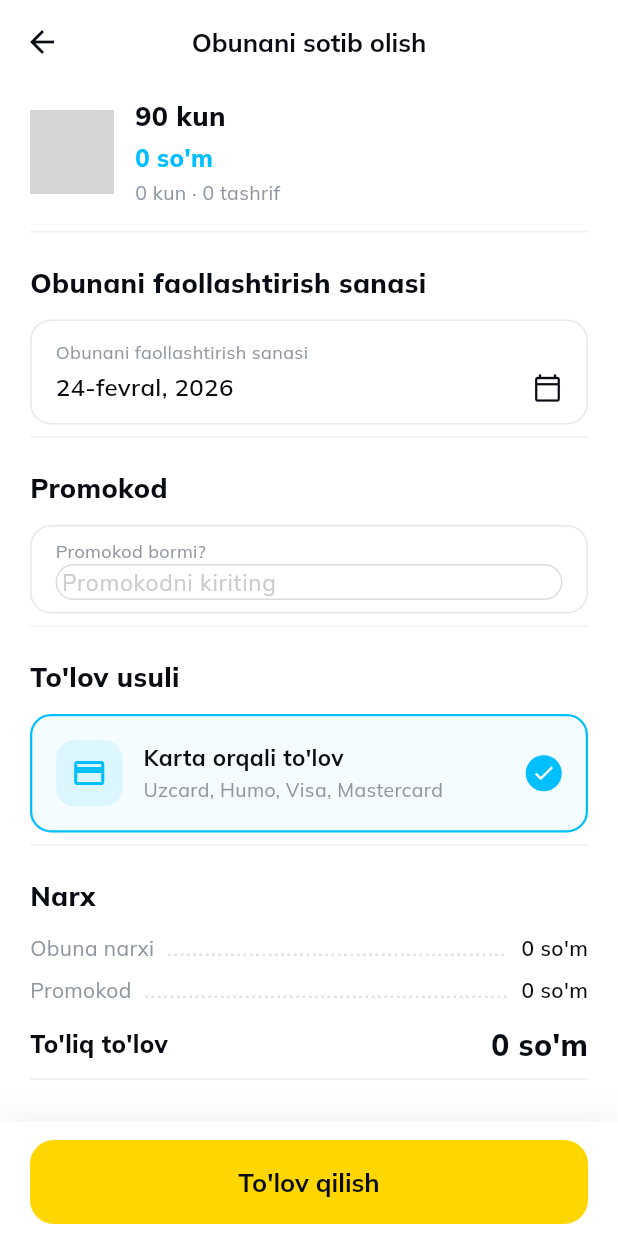
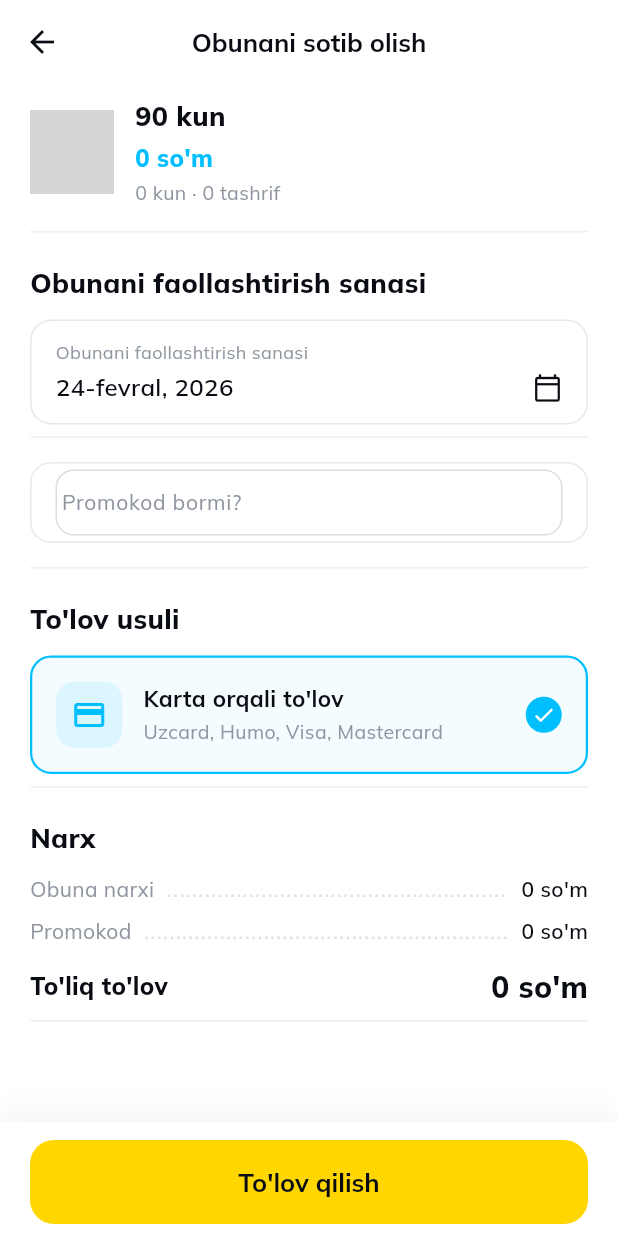
Before and after one commit to developershahzod/yovgo-app, a Flutter app: the CheckoutScreen screen opened by its route, on a phone screen of 412 x 824 dp. Run offline on Flutter 3.47's test engine with Material 3 defaults, Android fonts, the phone set to English and light mode, and no system bars; our stand-ins replace dio, flutter_secure_storage, flutter_svg, geolocator, google_fonts, google_maps_flutter and 4 more; missing offline and left inert: dart:html, dart:ui_web, mobile_scanner; accounts and stored records are empty; grey boxes are pictures that could not be loaded.

Commit message:
fix: promo code field UI - proper label/hint, remove duplicate section title

```diff
--- a/flutter_app/lib/screens/checkout/checkout_screen.dart
+++ b/flutter_app/lib/screens/checkout/checkout_screen.dart
@@ -246,7 +246,11 @@
             _buildSection(context.tr('activation_date'), _buildDateField()),
 
             // ─── Promo Code ───
-            _buildSection(context.tr('promo_code'), _buildPromoField()),
+            Padding(
+              padding: const EdgeInsets.fromLTRB(20, 16, 20, 16),
+              child: _buildPromoField(),
+            ),
+            const Divider(height: 1, color: Color(0xFFF0F0F0), indent: 20, endIndent: 20),
 
             // ─── Payment Info ───
             _buildSection(context.tr('payment_method'), _buildPaymentInfo()),
@@ -357,63 +361,80 @@
 
   // ─── Promo Field ───
   Widget _buildPromoField() {
-    return Container(
-      padding: const EdgeInsets.symmetric(horizontal: 16, vertical: 8),
-      decoration: BoxDecoration(
-        borderRadius: BorderRadius.circular(14),
-        border: Border.all(color: _promoError ? const Color(0xFFFC3E3E) : (_promoController.text.isNotEmpty ? const Color(0xFF00BFFE) : const Color(0xFFE8E8E8))),
-      ),
-      child: Column(
-        crossAxisAlignment: CrossAxisAlignment.start,
-        children: [
-          Text(
-            _promoController.text.isNotEmpty ? context.tr('promo_enter') : context.tr('promo_have'),
-            style: TextStyle(fontSize: 12, color: const Color(0xFF8F96A0), fontFamily: 'Mulish'),
+    final hasText = _promoController.text.isNotEmpty;
+    final borderColor = _promoError
+        ? const Color(0xFFFC3E3E)
+        : hasText
+            ? const Color(0xFF00BFFE)
+            : const Color(0xFFE8E8E8);
+    return Column(
+      crossAxisAlignment: CrossAxisAlignment.start,
+      children: [
+        Container(
+          padding: const EdgeInsets.symmetric(horizontal: 16, vertical: 4),
+          decoration: BoxDecoration(
+            borderRadius: BorderRadius.circular(14),
+            border: Border.all(color: borderColor),
           ),
-          Row(
+          child: Row(
             children: [
               Expanded(
                 child: TextField(
                   controller: _promoController,
                   onChanged: (_) => setState(() => _promoError = false),
+                  textCapitalization: TextCapitalization.characters,
                   style: const TextStyle(fontSize: 16, fontWeight: FontWeight.w600, fontFamily: 'Mulish', color: Color(0xFF0A0C13)),
                   decoration: InputDecoration(
+                    labelText: context.tr('promo_have'),
+                    labelStyle: const TextStyle(fontSize: 14, color: Color(0xFF8F96A0), fontFamily: 'Mulish', fontWeight: FontWeight.w400),
                     hintText: context.tr('promo_enter'),
-                    hintStyle: TextStyle(fontSize: 15, color: const Color(0xFFCCCCCC), fontFamily: 'Mulish', fontWeight: FontWeight.w400),
+                    hintStyle: const TextStyle(fontSize: 15, color: Color(0xFFCCCCCC), fontFamily: 'Mulish', fontWeight: FontWeight.w400),
                     border: InputBorder.none,
                     isDense: true,
-                    contentPadding: EdgeInsets.zero,
+                    contentPadding: const EdgeInsets.symmetric(vertical: 10),
                   ),
                 ),
               ),
-              if (_promoController.text.isNotEmpty)
+              if (hasText) ...[
+                const SizedBox(width: 8),
                 GestureDetector(
                   onTap: () {
-                    // Apply promo - for now show error as demo
-                    setState(() => _promoError = true);
+                    if (_promoError) {
+                      _promoController.clear();
+                      setState(() => _promoError = false);
+                    } else {
+                      setState(() => _promoError = true);
+                    }
                   },
                   child: _promoError
-                      ? const Icon(Icons.close, size: 20, color: Color(0xFFFC3E3E))
+                      ? const Icon(Icons.close, size: 22, color: Color(0xFFFC3E3E))
                       : Container(
-                          width: 32, height: 32,
-                          decoration: BoxDecoration(shape: BoxShape.circle, border: Border.all(color: const Color(0xFF0A0C13), width: 1.5)),
+                          width: 34, height: 34,
+                          decoration: BoxDecoration(
+                            shape: BoxShape.circle,
+                            border: Border.all(color: const Color(0xFF0A0C13), width: 1.5),
+                          ),
                           child: const Icon(Icons.arrow_forward, size: 16, color: Color(0xFF0A0C13)),
                         ),
                 ),
+              ],
             ],
           ),
-          if (_promoError) ...[
-            const SizedBox(height: 4),
-            Row(
+        ),
+        if (_promoError) ...[
+          const SizedBox(height: 6),
+          Padding(
+            padding: const EdgeInsets.only(left: 4),
+            child: Row(
               children: [
-                Icon(Icons.info, size: 14, color: const Color(0xFFFC3E3E)),
+                const Icon(Icons.info_outline, size: 14, color: Color(0xFFFC3E3E)),
                 const SizedBox(width: 4),
-                Text(context.tr('promo_expired'), style: TextStyle(fontSize: 12, color: const Color(0xFFFC3E3E), fontFamily: 'Mulish')),
+                Text(context.tr('promo_expired'), style: const TextStyle(fontSize: 12, color: Color(0xFFFC3E3E), fontFamily: 'Mulish')),
               ],
             ),
-          ],
+          ),
         ],
-      ),
+      ],
     );
   }
 
```
